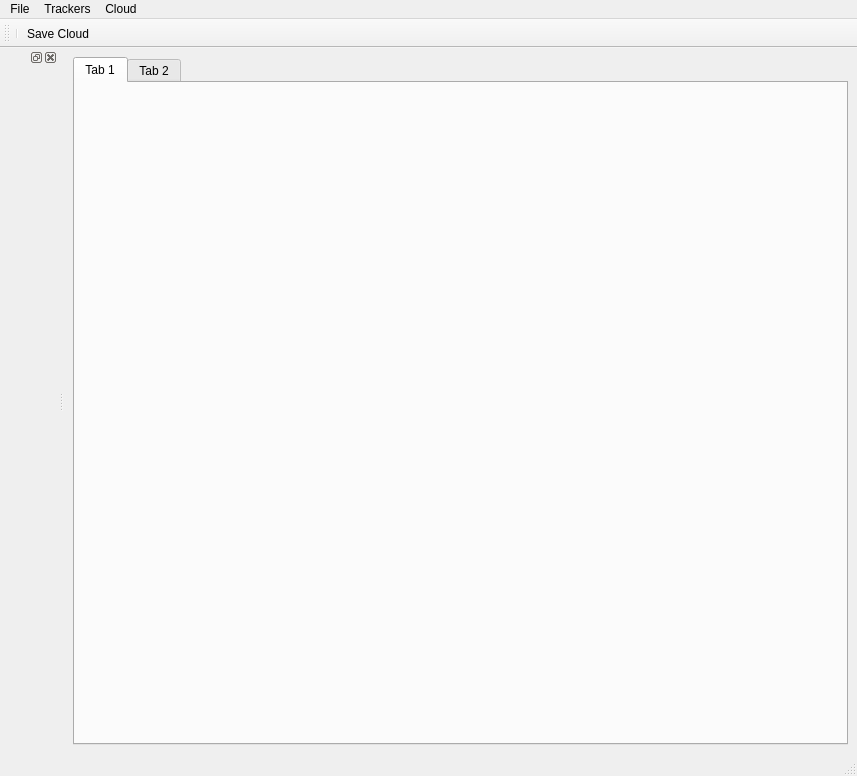
Above: prw_apps/prw_object_tracking/src/object_tracking.ui from cuixiongyi/hiveground-ros-pkg before the change. Below: the same form after it.
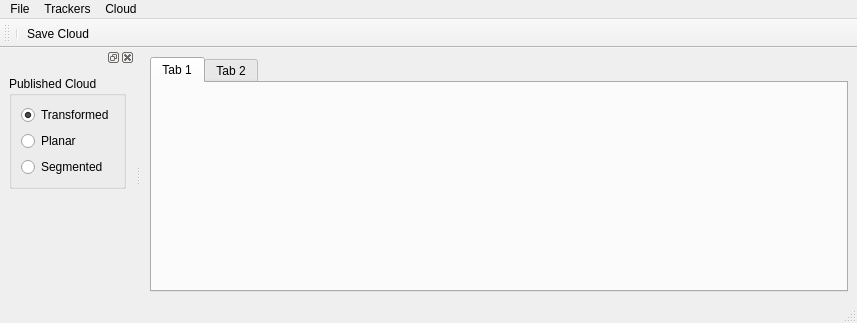
That is the form after the change.

Commit message: updated object tracker, workspace calibrator, and prw

The edit to the form file:
```diff
--- a/prw_apps/prw_object_tracking/src/object_tracking.ui
+++ b/prw_apps/prw_object_tracking/src/object_tracking.ui
@@ -7,7 +7,7 @@
     <x>0</x>
     <y>0</y>
     <width>857</width>
-    <height>776</height>
+    <height>323</height>
    </rect>
   </property>
   <property name="windowTitle">
@@ -76,9 +76,52 @@
     <number>1</number>
    </attribute>
    <widget class="QWidget" name="dockWidgetContents">
-    <layout class="QGridLayout" name="gridLayout_2">
-     <item row="0" column="0">
-      <layout class="QGridLayout" name="gridLayoutPropertyEditor"/>
+    <layout class="QVBoxLayout" name="verticalLayout_2">
+     <item>
+      <widget class="QGroupBox" name="groupBox">
+       <property name="title">
+        <string>Published Cloud</string>
+       </property>
+       <layout class="QVBoxLayout" name="verticalLayout">
+        <item>
+         <widget class="QRadioButton" name="rb_publish_transformed_cloud">
+          <property name="text">
+           <string>Transformed</string>
+          </property>
+          <property name="checked">
+           <bool>true</bool>
+          </property>
+         </widget>
+        </item>
+        <item>
+         <widget class="QRadioButton" name="rb_publish_planar_cloud">
+          <property name="text">
+           <string>Planar</string>
+          </property>
+         </widget>
+        </item>
+        <item>
+         <widget class="QRadioButton" name="rb_publish_segmented_cloud">
+          <property name="text">
+           <string>Segmented</string>
+          </property>
+         </widget>
+        </item>
+       </layout>
+      </widget>
+     </item>
+     <item>
+      <spacer name="verticalSpacer">
+       <property name="orientation">
+        <enum>Qt::Vertical</enum>
+       </property>
+       <property name="sizeHint" stdset="0">
+        <size>
+         <width>20</width>
+         <height>40</height>
+        </size>
+       </property>
+      </spacer>
      </item>
     </layout>
    </widget>
```
Left out of the diff: 2 changed lines with no effect on the pictures. The commit also changes 12 other files.
